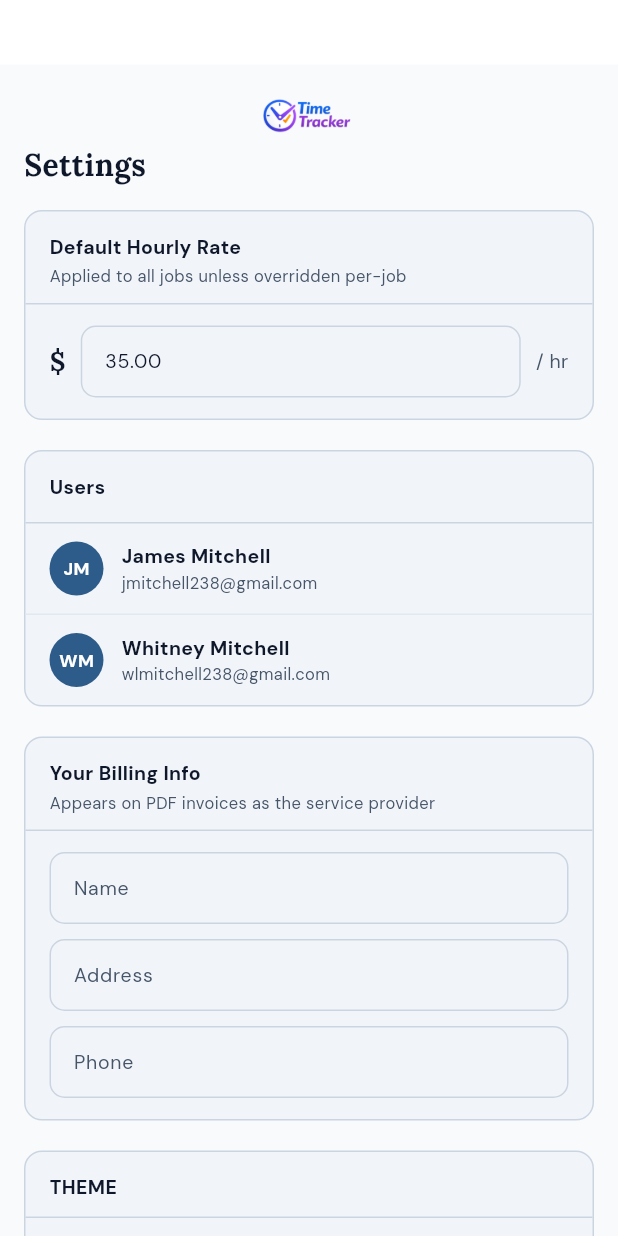
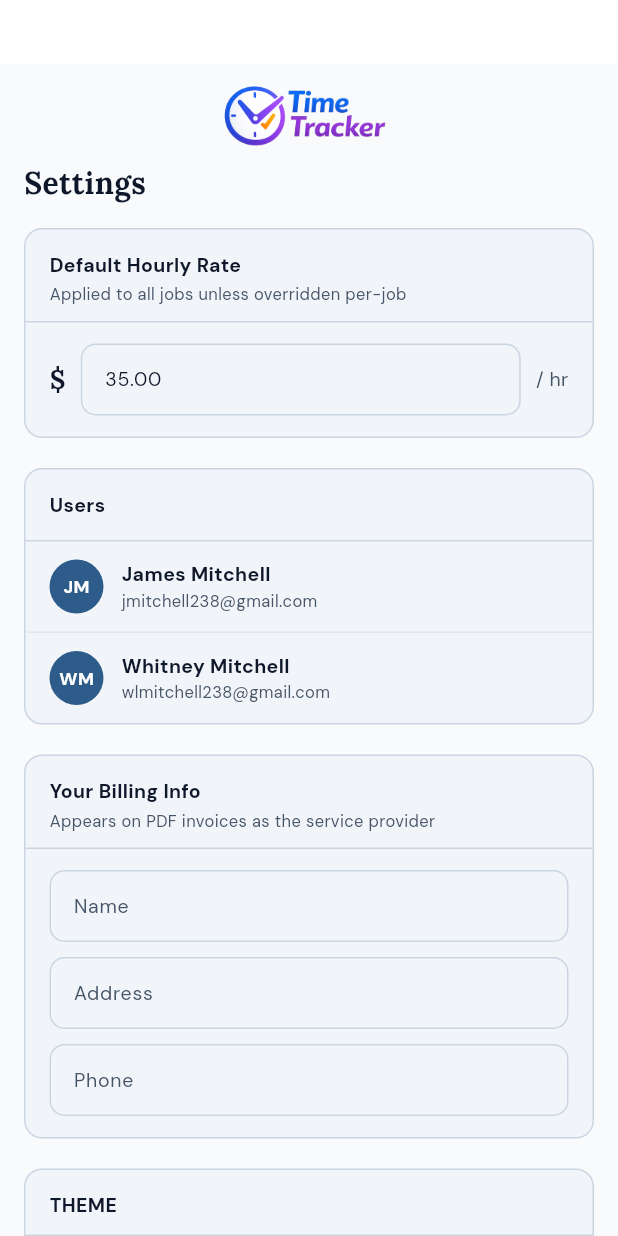
Before and after one commit to jmitchell238/time_tracker, a Flutter app: the screen it shows once a user with an empty profile is signed in, item 4 of the bottom bar chosen, after a tap on "Settings", on a phone screen of 412 x 824 dp. Run offline on Flutter 3.47's test engine with Material 3 defaults, Android fonts, the phone set to English and light mode, and no system bars; our stand-ins replace cloud_firestore, csv, file_picker, firebase_auth, firebase_core, google_fonts and 3 more; missing offline and left inert: firebase_core_web; accounts and stored records are empty; generated files the repository leaves out were written again.

Commit message:
Increase logo height to 52px; reduce Settings top padding to clear blank gap

```diff
--- a/lib/screens/jobs_screen.dart
+++ b/lib/screens/jobs_screen.dart
@@ -135,7 +135,7 @@ class _JobsScreenState extends State<JobsScreen> {
             Column(
               crossAxisAlignment: CrossAxisAlignment.start,
               children: [
-                Image.asset('assets/images/logo.png', height: 28),
+                Image.asset('assets/images/logo.png', height: 52),
                 const SizedBox(height: 2),
                 Text('Jobs', style: GoogleFonts.lora(fontSize: 20, fontWeight: FontWeight.w700, color: AppColors.of(context).fg)),
               ],
--- a/lib/screens/settings_screen.dart
+++ b/lib/screens/settings_screen.dart
@@ -80,9 +80,9 @@ class _SettingsScreenState extends State<SettingsScreen> {
   Widget build(BuildContext context) {
     final provider = context.watch<AppProvider>();
     return ListView(
-      padding: const EdgeInsets.fromLTRB(16, 20, 16, 32),
+      padding: const EdgeInsets.fromLTRB(16, 8, 16, 32),
       children: [
-        Image.asset('assets/images/logo.png', height: 28),
+        Image.asset('assets/images/logo.png', height: 52),
         const SizedBox(height: 4),
         Text('Settings', style: GoogleFonts.lora(fontSize: 20, fontWeight: FontWeight.w700, color: AppColors.of(context).fg)),
         const SizedBox(height: 16),
```
